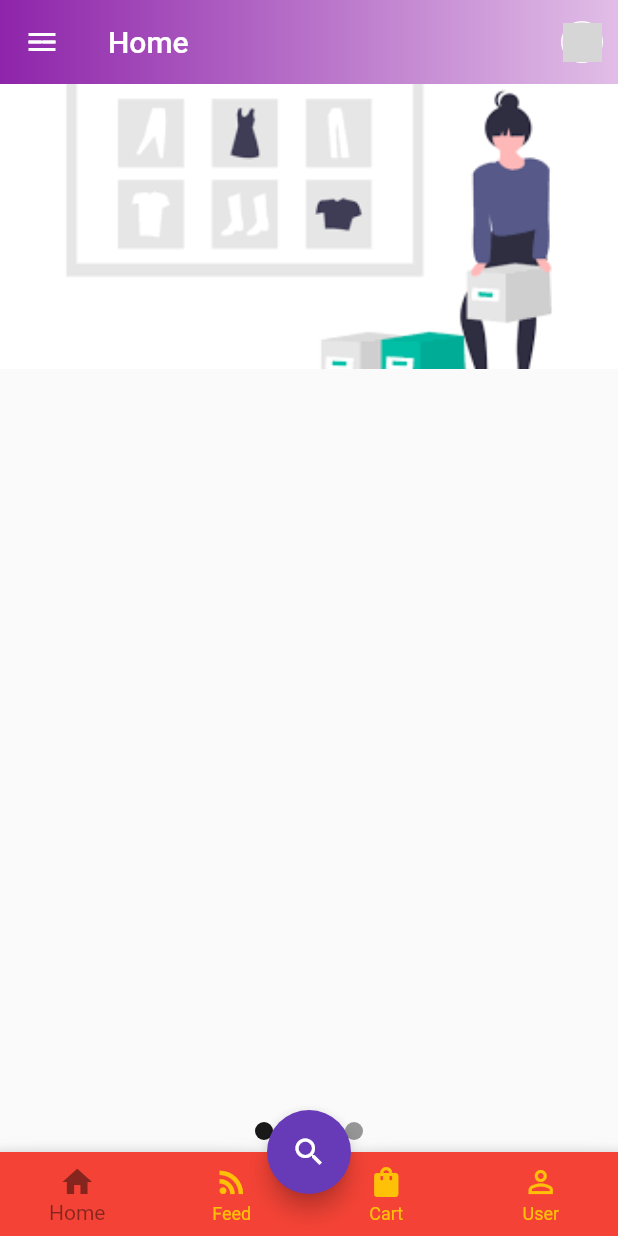
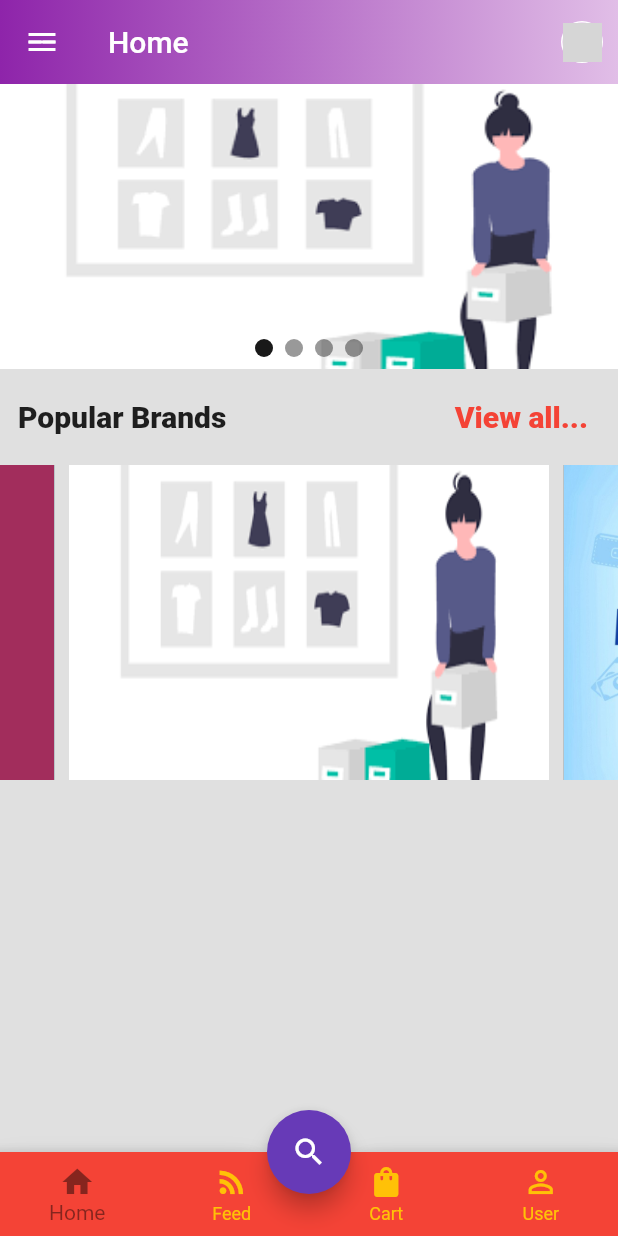
Before and after one commit to usmanmaqbool636/ecommerce_app, a Flutter app: the screen it shows after launch, on a phone screen of 412 x 824 dp. Run offline on Flutter 3.47's test engine with Material 2 defaults, Android fonts, the phone set to English and light mode, and no system bars; drawn by our look-alikes of backdrop, carousel_slider; network calls fail; grey boxes are pictures that could not be loaded.

Commit message:
working on brands slider

```diff
--- a/lib/screens/home.dart
+++ b/lib/screens/home.dart
@@ -14,7 +14,13 @@ class HomeScreen extends StatefulWidget {
 
 class _HomeScreenState extends State<HomeScreen> {
   int _current = 0;
-  List itemsList = [
+  List carouselItemsList = [
+    "assets/images/carousel1.png",
+    "assets/images/carousel2.jpeg",
+    "assets/images/carousel3.jpg",
+    "assets/images/carousel4.png",
+  ];
+  List brandsImages = [
     "assets/images/carousel1.png",
     "assets/images/carousel2.jpeg",
     "assets/images/carousel3.jpg",
@@ -23,9 +29,8 @@ class _HomeScreenState extends State<HomeScreen> {
   final CarouselController _controller = CarouselController();
   @override
   Widget build(BuildContext context) {
-    return
-        // body: BackdropScaffold,
-        BackdropScaffold(
+    return BackdropScaffold(
+      frontLayerBackgroundColor: Theme.of(context).scaffoldBackgroundColor,
       frontLayerBorderRadius: const BorderRadius.only(
         topLeft: Radius.circular(0),
         topRight: Radius.circular(0),
@@ -61,11 +66,78 @@ class _HomeScreenState extends State<HomeScreen> {
       backLayer: const Center(
         child: Text("Back Layer"),
       ),
-      frontLayer: Stack(
+      frontLayer: SingleChildScrollView(
+        child: Column(
+          children: [
+            carouselSliderTop(context),
+            Padding(
+              padding: const EdgeInsets.symmetric(vertical: 8, horizontal: 12),
+              child: Row(
+                // mainAxisAlignment: MainAxisAlignment.spaceBetween,
+                children: [
+                  const Text(
+                    "Popular Brands",
+                    style: TextStyle(fontWeight: FontWeight.w800, fontSize: 20),
+                  ),
+                  const Spacer(),
+                  TextButton(
+                    onPressed: () {
+                      print("Pressed");
+                    },
+                    child: const Text(
+                      "View all...",
+                      style: TextStyle(
+                        fontWeight: FontWeight.w800,
+                        fontSize: 20,
+                        color: Colors.red,
+                      ),
+                    ),
+                  ),
+                ],
+              ),
+            ),
+            carouselSliderBrands()
+          ],
+        ),
+      ),
+    );
+  }
+
+  CarouselSlider carouselSliderBrands() {
+    return CarouselSlider(
+      options: CarouselOptions(
+        height: 210,
+        autoPlay: true,
+      ),
+      items: brandsImages.map((item) {
+        return Builder(
+          builder: (BuildContext context) {
+            return GestureDetector(
+              onTap: () {
+                print(item);
+              },
+              child: Container(
+                width: MediaQuery.of(context).size.width,
+                margin: EdgeInsets.symmetric(horizontal: 5.0),
+                decoration: BoxDecoration(color: Colors.blueGrey),
+                child: Image.asset(
+                  item,
+                  fit: BoxFit.fill,
+                ),
+              ),
+            );
+          },
+        );
+      }).toList(),
+    );
+  }
+
+  Widget carouselSliderTop(BuildContext context) {
+    return Stack(
       children: [
         CarouselSlider(
           carouselController: _controller,
-            items: itemsList.map((i) {
+          items: carouselItemsList.map((i) {
             return Builder(
               builder: (BuildContext context) {
                 return Container(
@@ -96,7 +168,6 @@ class _HomeScreenState extends State<HomeScreen> {
               setState(() {
                 _current = index;
               });
-                print(index);
             },
             scrollDirection: Axis.horizontal,
           ),
@@ -107,7 +178,7 @@ class _HomeScreenState extends State<HomeScreen> {
           right: 0,
           child: Row(
             mainAxisAlignment: MainAxisAlignment.center,
-              children: itemsList.asMap().entries.map((entry) {
+            children: carouselItemsList.asMap().entries.map((entry) {
               return GestureDetector(
                 onTap: () {
                   _controller.animateToPage(entry.key);
@@ -115,8 +186,8 @@ class _HomeScreenState extends State<HomeScreen> {
                 child: Container(
                   width: 12.0,
                   height: 12.0,
-                    margin:
-                        EdgeInsets.symmetric(vertical: 8.0, horizontal: 4.0),
+                  margin: const EdgeInsets.symmetric(
+                      vertical: 8.0, horizontal: 4.0),
                   decoration: BoxDecoration(
                       shape: BoxShape.circle,
                       color: (Theme.of(context).brightness == Brightness.dark
@@ -129,31 +200,6 @@ class _HomeScreenState extends State<HomeScreen> {
           ),
         ),
       ],
-      ),
-      // frontLayer: SizedBox(
-      //   height: 150.0,
-      //   width: 300.0,
-      //   child: Carousel(
-      //     boxFit: BoxFit.cover,
-      //     autoplay: false,
-      //     animationCurve: Curves.fastOutSlowIn,
-      //     animationDuration: Duration(milliseconds: 1000),
-      //     dotSize: 6.0,
-      //     dotIncreasedColor: Color(0xFFFF335C),
-      //     dotBgColor: Colors.transparent,
-      //     dotPosition: DotPosition.topRight,
-      //     dotVerticalPadding: 10.0,
-      //     showIndicator: true,
-      //     indicatorBgPadding: 7.0,
-      //     images: [
-      //       NetworkImage(
-      //           'https://cdn-images-1.medium.com/max/2000/1*GqdzzfB_BHorv7V2NV7Jgg.jpeg'),
-      //       NetworkImage(
-      //           'https://cdn-images-1.medium.com/max/2000/1*wnIEgP1gNMrK5gZU7QS0-A.jpeg'),
-      //       ExactAssetImage("assets/images/LaunchImage.jpg"),
-      //     ],
-      //   ),
-      // ),
     );
   }
 }
```
Lines whose indentation alone changed are shown as unchanged.
